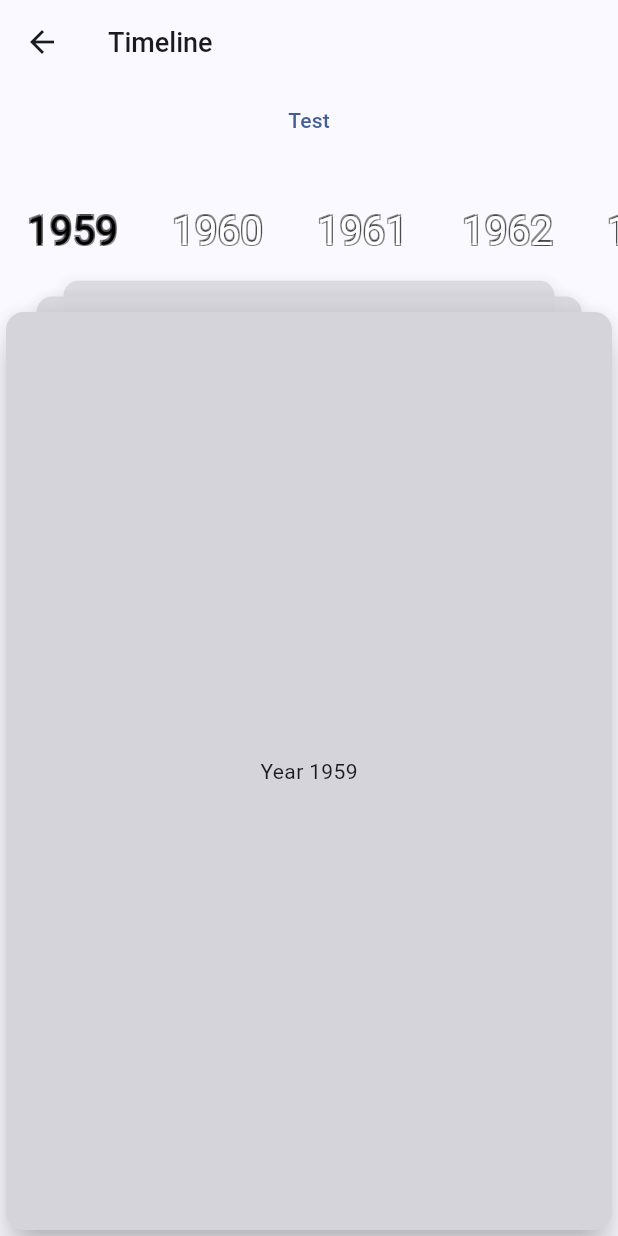
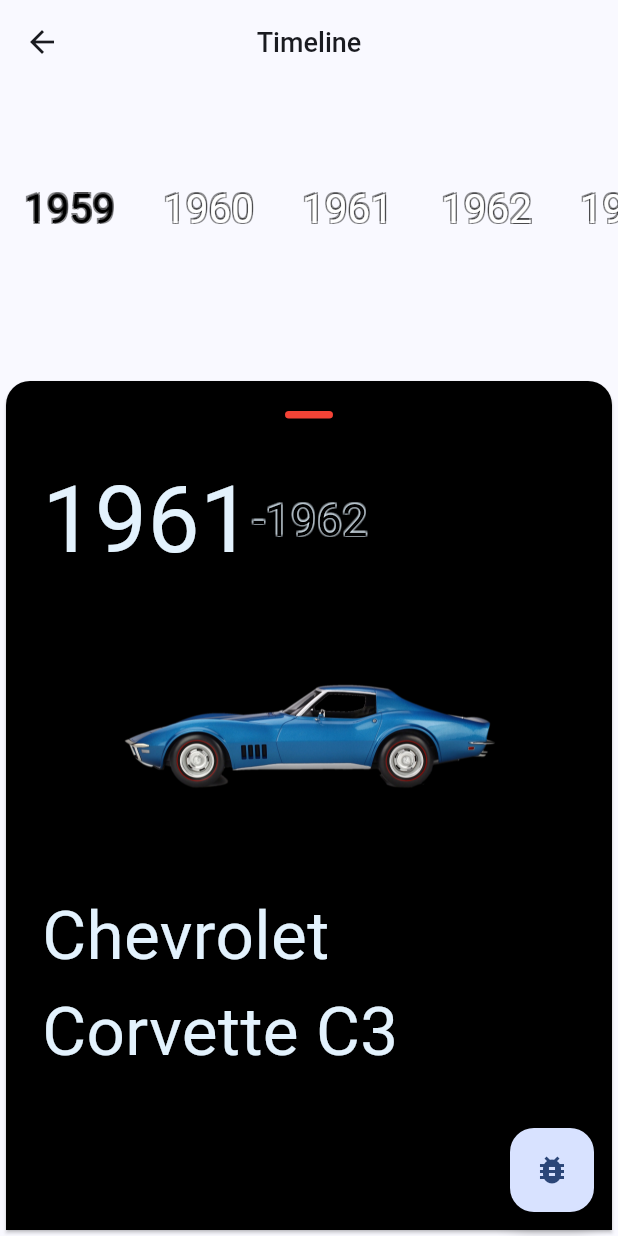
Before and after one commit to tomcheung/flutter_ui_experiment, a Flutter app: the VintageCars screen opened directly, on a phone screen of 412 x 824 dp. Run offline on Flutter 3.47's test engine with Material 2 defaults, Android fonts, the light colour scheme and no system bars; our stand-ins replace flutter_riverpod, freezed_annotation.

```diff
--- /dev/null
+++ b/lib/vintage_cars/car_info.dart
@@ -0,0 +1,11 @@
+final class CarInfo {
+  int year;
+  String name;
+
+  CarInfo({
+    required this.name,
+    required this.year
+  });
+
+  static CarInfo chevroletCorvetteC3 = CarInfo(name: 'Chevrolet Corvette C3', year: 1961);
+}
--- /dev/null
+++ b/lib/vintage_cars/car_info_card.dart
@@ -0,0 +1,72 @@
+import 'package:flutter/material.dart';
+import 'package:uichallenge/vintage_cars/car_info.dart';
+
+import 'components.dart';
+
+class Handle extends StatelessWidget {
+  final Color color;
+  const Handle({super.key, this.color = Colors.white});
+
+  @override
+  Widget build(BuildContext context) {
+    return Container(
+      decoration: BoxDecoration(borderRadius: BorderRadius.circular(4), color: color),
+      width: 32,
+      height: 5,
+    );
+  }
+}
+
+class CarInfoCard extends StatelessWidget {
+  final bool darkBackground;
+  final CarInfo carInfo;
+
+  const CarInfoCard({super.key, required this.carInfo, this.darkBackground = true});
+
+  @override
+  Widget build(BuildContext context) {
+    final color = darkBackground ? Colors.blue.shade50 : Colors.black;
+    return Card(
+      color: darkBackground ? Colors.black : Colors.white,
+      shape: const RoundedRectangleBorder(
+        borderRadius: BorderRadius.only(
+          topLeft: Radius.circular(16),
+          topRight: Radius.circular(16),
+        ),
+      ),
+      child: Padding(
+        padding: const EdgeInsets.symmetric(horizontal: 24.0, vertical: 48),
+        child: Column(
+          mainAxisSize: MainAxisSize.max,
+          children: [
+            Row(
+              children: [
+                Text(
+                  carInfo.year.toString(),
+                  style: TextStyle(fontSize: 62, color: color),
+                ),
+                Text(
+                  '-${carInfo.year + 1}',
+                  style: TextStyle(
+                    fontSize: 30,
+                    color: Colors.black,
+                    shadows: darkBackground ? TimelineYear.outlinedText(
+                        precision: 2,
+                        strokeWidth: 1,
+                        strokeColor: color.withAlpha(50)) : null,
+                  ),
+                ),
+              ],
+            ),
+            SizedBox(
+              height: 200,
+              child:
+                  Image.asset('images/vintage_cars/chevrolet_corvette_c3.png'),
+            ),
+            Text(carInfo.name, style: TextStyle(fontSize: 45, color: color))
+          ],
+        ),
+      ),
+    );
+  }
+}
--- /dev/null
+++ b/lib/vintage_cars/components.dart
@@ -0,0 +1,59 @@
+
+import 'dart:collection';
+
+import 'package:flutter/material.dart';
+
+class TimelineYear extends StatelessWidget {
+  static List<Shadow> outlineShadow = outlinedText(
+    strokeWidth: 1,
+    strokeColor: Colors.black45,
+    precision: 1,
+  );
+  final int year;
+  final bool isHighlighted;
+
+  const TimelineYear(
+      {super.key, required this.year, this.isHighlighted = false});
+
+  @override
+  Widget build(BuildContext context) {
+    final color = isHighlighted ? Colors.black : Colors.white;
+    return Center(
+      child: AnimatedDefaultTextStyle(
+        style: TextStyle(
+          color: color,
+          fontSize: 27,
+          shadows: outlineShadow,
+        ),
+        duration: const Duration(milliseconds: 220),
+        child: Text(year.toString()),
+      ),
+    );
+  }
+
+  static List<Shadow> outlinedText(
+      {double strokeWidth = 2,
+        Color strokeColor = Colors.black,
+        int precision = 5}) {
+    Set<Shadow> result = HashSet();
+    for (int x = 1; x < strokeWidth + precision; x++) {
+      for (int y = 1; y < strokeWidth + precision; y++) {
+        double offsetX = x.toDouble();
+        double offsetY = y.toDouble();
+        result.add(Shadow(
+            offset: Offset(-strokeWidth / offsetX, -strokeWidth / offsetY),
+            color: strokeColor));
+        result.add(Shadow(
+            offset: Offset(-strokeWidth / offsetX, strokeWidth / offsetY),
+            color: strokeColor));
+        result.add(Shadow(
+            offset: Offset(strokeWidth / offsetX, -strokeWidth / offsetY),
+            color: strokeColor));
+        result.add(Shadow(
+            offset: Offset(strokeWidth / offsetX, strokeWidth / offsetY),
+            color: strokeColor));
+      }
+    }
+    return result.toList();
+  }
+}
--- a/lib/vintage_cars/stacked_card.dart
+++ b/lib/vintage_cars/stacked_card.dart
@@ -51,6 +51,10 @@
 
   @override
   Widget build(BuildContext context) {
+    final currentCardIndex = _cardAnimator.value.toInt();
+    _itemMap[currentCardIndex] = (currentCardIndex, widget.itemBuilder(currentCardIndex));
+
+
     return AnimatedBuilder(
       animation: _cardAnimator,
       builder: (context, child) => Stack(
--- a/lib/vintage_cars/vintage_cars.dart
+++ b/lib/vintage_cars/vintage_cars.dart
@@ -1,7 +1,9 @@
-import 'dart:collection';
+import 'package:flutter/material.dart';
+import 'package:flutter/services.dart';
+import 'package:uichallenge/vintage_cars/car_info.dart';
+import 'package:uichallenge/vintage_cars/car_info_card.dart';
 
-import 'package:flutter/material.dart';
-import 'package:uichallenge/vintage_cars/stacked_card.dart';
+import 'components.dart';
 
 class VintageCars extends StatefulWidget {
   const VintageCars({super.key});
@@ -10,56 +12,89 @@
   State<VintageCars> createState() => _VintageCarsState();
 }
 
-class _VintageCarsState extends State<VintageCars> {
+class _VintageCarsState extends State<VintageCars> with TickerProviderStateMixin {
   static const startYear = 1959;
 
-  ScrollController _scrollController = ScrollController();
+  final ScrollController _scrollController = ScrollController();
   int _currentYear = startYear;
+  late AnimationController _animationController;
+  late Animation<double> timelineOffsetAnimation;
+
+  @override
+  void initState() {
+    _animationController = AnimationController(vsync: this, value: 0);
+    timelineOffsetAnimation = Tween<double>(begin: 250, end: 45).animate(_animationController);
+    super.initState();
+  }
 
   @override
   void dispose() {
     _scrollController.dispose();
+    _animationController.dispose();
     super.dispose();
+  }
+
+  Widget _buildTimeline(BuildContext context) {
+    return ListView.builder(
+      controller: _scrollController,
+      scrollDirection: Axis.horizontal,
+      itemBuilder: (ctx, i) =>
+          Padding(
+            padding: const EdgeInsets.fromLTRB(16, 45, 16, 16),
+            child: TimelineYear(
+              year: startYear + i,
+              isHighlighted: startYear + i == _currentYear,
+            ),
+          ),
+    );
   }
 
   @override
   Widget build(BuildContext context) {
     return Scaffold(
       appBar: AppBar(
+        centerTitle: true,
         title: const Text(
           'Timeline',
           style: TextStyle(fontSize: 18, fontWeight: FontWeight.w500),
         ),
+        backgroundColor: Colors.transparent,
+        systemOverlayStyle: SystemUiOverlayStyle.dark,
       ),
+      floatingActionButton: FloatingActionButton(
+        child: Icon(Icons.bug_report),
+        onPressed: () {
+          _animationController.animateTo(_animationController.value == 0 ? 1 : 0, duration: Duration(milliseconds: 1000));
+        },
+      ),
+      extendBodyBehindAppBar: true,
       body: Column(
         children: [
-          TextButton(
-            onPressed: () {
-              setState(() {
-                _currentYear += 1;
-              });
+          AnimatedBuilder(
+            animation: timelineOffsetAnimation,
+            builder: (context, child) {
+              return SizedBox(
+                height: timelineOffsetAnimation.value,
+                child: child,
+              );
             },
-            child: Text("Test"),
-          ),
-          SizedBox(
-            height: 100,
-            child: ListView.builder(
-              controller: _scrollController,
-              scrollDirection: Axis.horizontal,
-              itemBuilder: (ctx, i) => Padding(
-                padding: const EdgeInsets.all(18.0),
-                child: TimelineYear(
-                  year: startYear + i,
-                  isHighlighted: startYear + i == _currentYear,
-                ),
-              ),
-            ),
+            child:  Align(alignment: Alignment.bottomLeft, child: OverflowBox(alignment: Alignment.bottomLeft, child: _buildTimeline(context))),
           ),
           Expanded(
-            child: StackedCard(
-              itemBuilder: (i) => _CardItem(content: 'Year ${startYear + i}'),
-              currentIndex: _currentYear - startYear,
-            ),
+            child: BottomCarCard(carInfo: CarInfo.chevroletCorvetteC3, animationController: _animationController,),
+            // child: StackedCard(
+            //   itemBuilder: (i) => VintageCardTransition(
+            //     darkChild: CarInfoCard(
+            //       carInfo: CarInfo.chevroletCorvetteC3,
+            //       darkBackground: true,
+            //     ),
+            //     whiteChild: CarInfoCard(
+            //         carInfo: CarInfo.chevroletCorvetteC3,
+            //         darkBackground: false),
+            //     showDarkChild: !_isExpand,
+            //   ),
+            //   currentIndex: _currentYear - startYear,
+            // ),
           ),
         ],
       ),
@@ -67,72 +102,73 @@
   }
 }
 
-class TimelineYear extends StatelessWidget {
-  static List<Shadow> outlineShadow = outlinedText(
-    strokeWidth: 1,
-    strokeColor: Colors.black45,
-    precision: 1,
-  );
-  final int year;
-  final bool isHighlighted;
+class BottomCarCard extends StatelessWidget {
+  final AnimationController animationController;
+  final CarInfo carInfo;
 
-  const TimelineYear(
-      {super.key, required this.year, this.isHighlighted = false});
+  const BottomCarCard({super.key, required this.carInfo, required this.animationController});
 
  @override
   Widget build(BuildContext context) {
-    final color = isHighlighted ? Colors.black : Colors.white;
-    return Center(
-      child: AnimatedDefaultTextStyle(
-        style: TextStyle(
-          color: color,
-          fontSize: 27,
-          shadows: outlineShadow,
+    return Stack(
+      children: [
+        VintageCardTransition(
+          darkChild: CarInfoCard(
+            carInfo: CarInfo.chevroletCorvetteC3,
+            darkBackground: true,
           ),
-        duration: const Duration(milliseconds: 220),
-        child: Text(year.toString()),
+          whiteChild: CarInfoCard(
+            carInfo: CarInfo.chevroletCorvetteC3,
+            darkBackground: false,
           ),
+          transition: animationController,
+        ),
+        Positioned(
+          top: 24,
+          left: 0,
+          right: 0,
+          child: Center(child: Handle(color:  Colors.red)),
+        ),
+      ],
     );
-  }
-
-  static List<Shadow> outlinedText(
-      {double strokeWidth = 2,
-      Color strokeColor = Colors.black,
-      int precision = 5}) {
-    Set<Shadow> result = HashSet();
-    for (int x = 1; x < strokeWidth + precision; x++) {
-      for (int y = 1; y < strokeWidth + precision; y++) {
-        double offsetX = x.toDouble();
-        double offsetY = y.toDouble();
-        result.add(Shadow(
-            offset: Offset(-strokeWidth / offsetX, -strokeWidth / offsetY),
-            color: strokeColor));
-        result.add(Shadow(
-            offset: Offset(-strokeWidth / offsetX, strokeWidth / offsetY),
-            color: strokeColor));
-        result.add(Shadow(
-            offset: Offset(strokeWidth / offsetX, -strokeWidth / offsetY),
-            color: strokeColor));
-        result.add(Shadow(
-            offset: Offset(strokeWidth / offsetX, strokeWidth / offsetY),
-            color: strokeColor));
-      }
-    }
-    return result.toList();
   }
 }
 
-class _CardItem extends StatelessWidget {
-  final String content;
+class VintageCardTransition extends AnimatedWidget {
+  final Widget darkChild;
+  final Widget whiteChild;
+  final Animation<double> _transition;
 
-  const _CardItem({super.key, required this.content});
+  const VintageCardTransition({
+    super.key,
+    required this.darkChild,
+    required this.whiteChild,
+    required Animation<double> transition,
+  })
+      : _transition = transition,
+        super(listenable: transition);
 
   @override
   Widget build(BuildContext context) {
-    return Card(
-      surfaceTintColor: Colors.black54,
-      elevation: 10,
-      child: Center(child: Text(content)),
+    // low2 + (value - low1) * (high2 - low2) / (high1 - low1)
+    double mappedValue = -1 + _transition.value * (1.5 - -1);
+    Alignment endAlign = Alignment(0, mappedValue);
+    Alignment startAlign = Alignment(0, endAlign.y - 0.5);
+
+    return Stack(
+      children: [
+        darkChild,
+        ShaderMask(
+          shaderCallback: (Rect bounds) =>
+              LinearGradient(
+                  begin: startAlign,
+                  end: endAlign,
+                  colors: const <Color>[Colors.transparent, Colors.black])
+                  .createShader(bounds),
+          blendMode: BlendMode.dstOut,
+          child: whiteChild,
+        ),
+      ],
     );
   }
 }
--- a/pubspec.yaml
+++ b/pubspec.yaml
@@ -66,7 +66,7 @@
   # To add assets to your application, add an assets section, like this:
   assets:
     - images/shopping_cart/
-  #   - images/a_dot_ham.jpeg
+    - images/vintage_cars/
 
   # An image asset can refer to one or more resolution-specific "variants", see
   # https://flutter.dev/assets-and-images/#resolution-aware
```
Also changed, not shown: images/vintage_cars/chevrolet_corvette_c3.png (added). Lines whose indentation alone changed are shown as unchanged.
